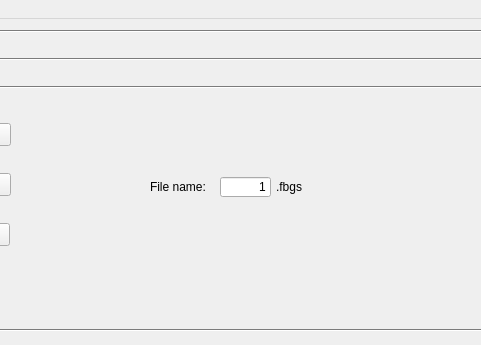
Old version of the form UIs/mainwindow.ui in the repository IlyaVatnik/AFR_interrogator; both pictures show x 230 to 711 and y 0 to 345 of the 852 by 749 pixel window.
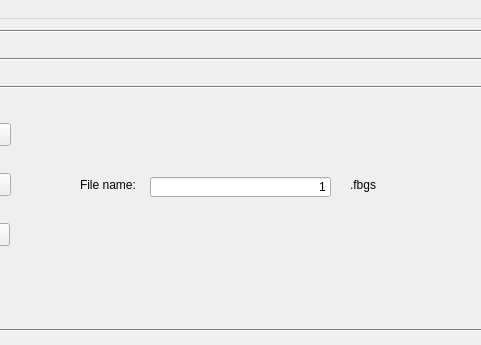
New version of the form. The open tabs and pages were chosen to show the change.

The edit to the form file:
```diff
--- a/UIs/mainwindow.ui
+++ b/UIs/mainwindow.ui
@@ -191,7 +191,7 @@
        <x>0</x>
        <y>0</y>
        <width>821</width>
-       <height>213</height>
+       <height>197</height>
       </rect>
      </property>
      <attribute name="label">
@@ -213,9 +213,9 @@
      <widget class="QLineEdit" name="lineEdit_file_name">
       <property name="geometry">
        <rect>
-        <x>440</x>
+        <x>370</x>
         <y>64</y>
-        <width>51</width>
+        <width>181</width>
         <height>20</height>
        </rect>
       </property>
@@ -229,8 +229,8 @@
      <widget class="QLabel" name="label_folder_to_save_2">
       <property name="geometry">
        <rect>
-        <x>370</x>
-        <y>62</y>
+        <x>300</x>
+        <y>60</y>
         <width>61</width>
         <height>23</height>
        </rect>
@@ -242,8 +242,8 @@
      <widget class="QLabel" name="label_folder_to_save_3">
       <property name="geometry">
        <rect>
-        <x>496</x>
-        <y>62</y>
+        <x>570</x>
+        <y>60</y>
         <width>51</width>
         <height>23</height>
        </rect>
```
Left out of the diff: 12 changed lines with no effect on the pictures.
